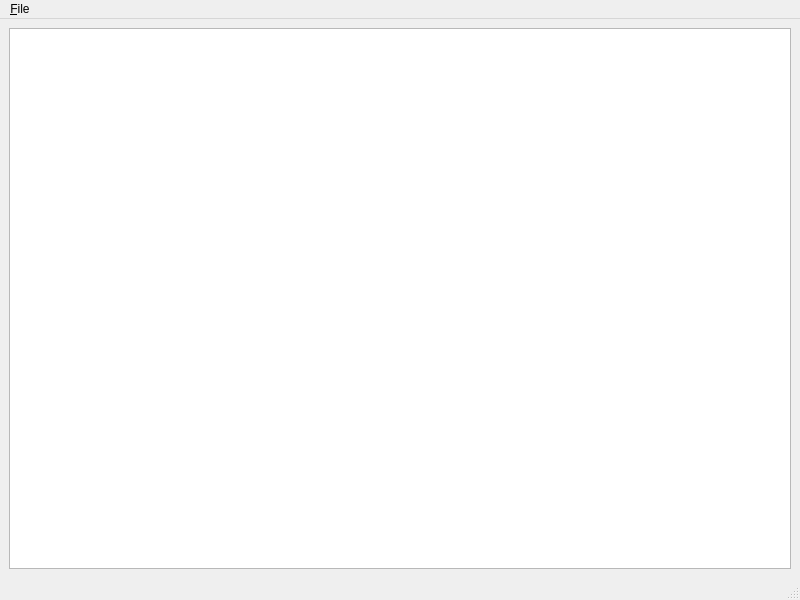
Old version of the form libCbrUi/src/helpwindow.ui in the repository nschindler-noaa/capturehistory.
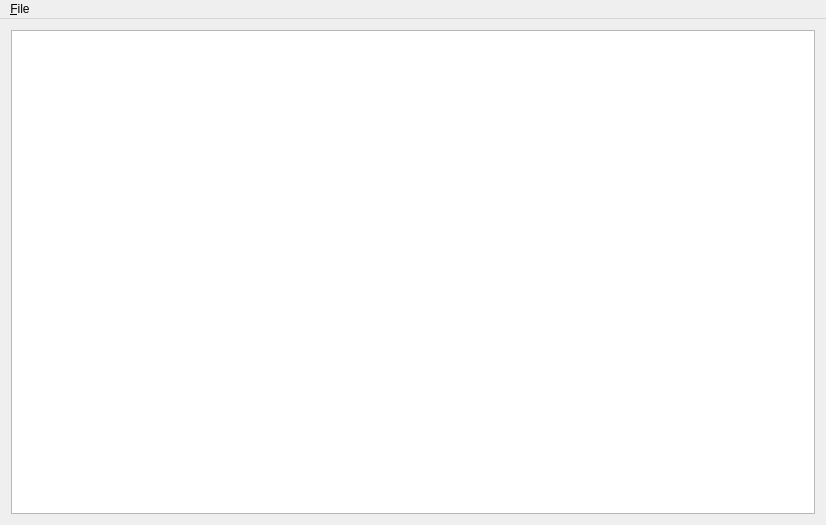
New version of the form.

Diff of the .ui file:
```diff
--- a/libCbrUi/src/helpwindow.ui
+++ b/libCbrUi/src/helpwindow.ui
@@ -6,15 +6,30 @@
    <rect>
     <x>0</x>
     <y>0</y>
-    <width>800</width>
-    <height>600</height>
+    <width>826</width>
+    <height>525</height>
    </rect>
   </property>
   <property name="windowTitle">
    <string>MainWindow</string>
   </property>
-  <widget class="QWidget" name="centralwidget">
-   <layout class="QVBoxLayout" name="verticalLayout">
+  <widget class="QWidget" name="widget">
+   <layout class="QHBoxLayout">
+    <property name="spacing">
+     <number>6</number>
+    </property>
+    <property name="leftMargin">
+     <number>11</number>
+    </property>
+    <property name="topMargin">
+     <number>11</number>
+    </property>
+    <property name="rightMargin">
+     <number>11</number>
+    </property>
+    <property name="bottomMargin">
+     <number>11</number>
+    </property>
     <item>
      <widget class="QTextBrowser" name="textBrowser"/>
     </item>
@@ -25,20 +40,33 @@
     <rect>
      <x>0</x>
      <y>0</y>
-     <width>800</width>
+     <width>826</width>
      <height>22</height>
     </rect>
    </property>
-   <widget class="QMenu" name="menu_File">
+   <widget class="QMenu" name="fileMenu">
     <property name="title">
      <string>&amp;File</string>
     </property>
     <addaction name="homeAction"/>
     <addaction name="fileExitAction"/>
    </widget>
-   <addaction name="menu_File"/>
+   <addaction name="fileMenu"/>
   </widget>
-  <widget class="QStatusBar" name="statusbar"/>
+  <action name="fileExitAction">
+   <property name="text">
+    <string>&amp;Close</string>
+   </property>
+   <property name="iconText">
+    <string>&amp;Close</string>
+   </property>
+   <property name="toolTip">
+    <string>Close the window</string>
+   </property>
+   <property name="shortcut">
+    <number>4194392</number>
+   </property>
+  </action>
   <action name="homeAction">
    <property name="text">
     <string>&amp;Home</string>
@@ -50,6 +78,8 @@
    </property>
   </action>
  </widget>
+ <layoutdefault spacing="6" margin="11"/>
+ <pixmapfunction>qPixmapFromMimeSource</pixmapfunction>
  <resources/>
  <connections/>
 </ui>
```
Left out of the diff: 33 changed lines with no effect on the pictures.
